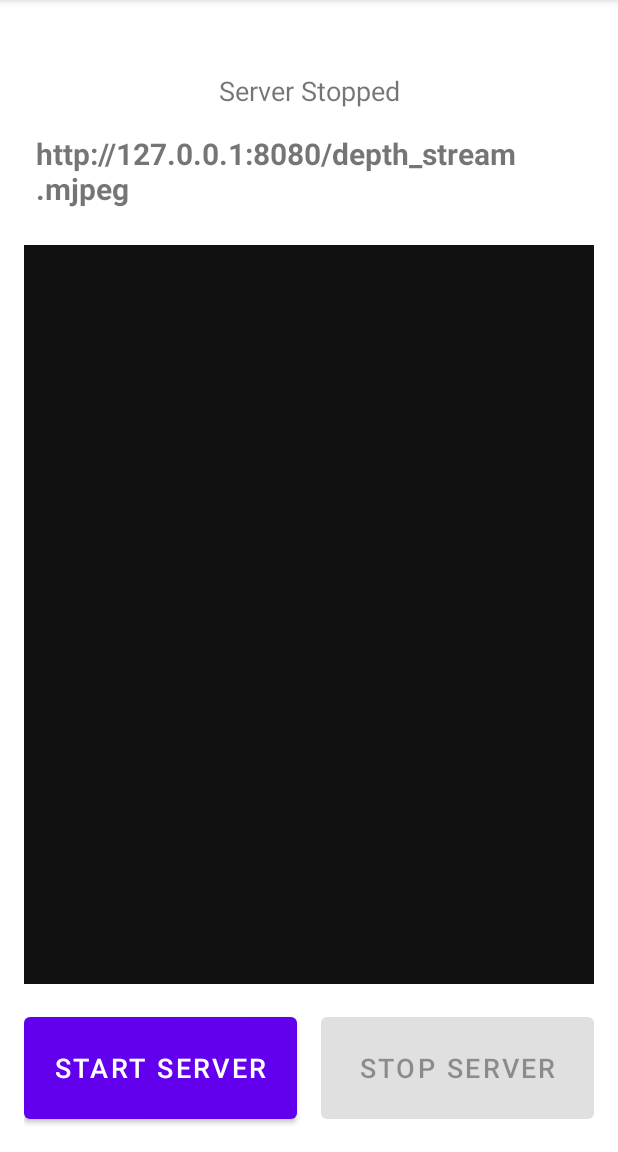
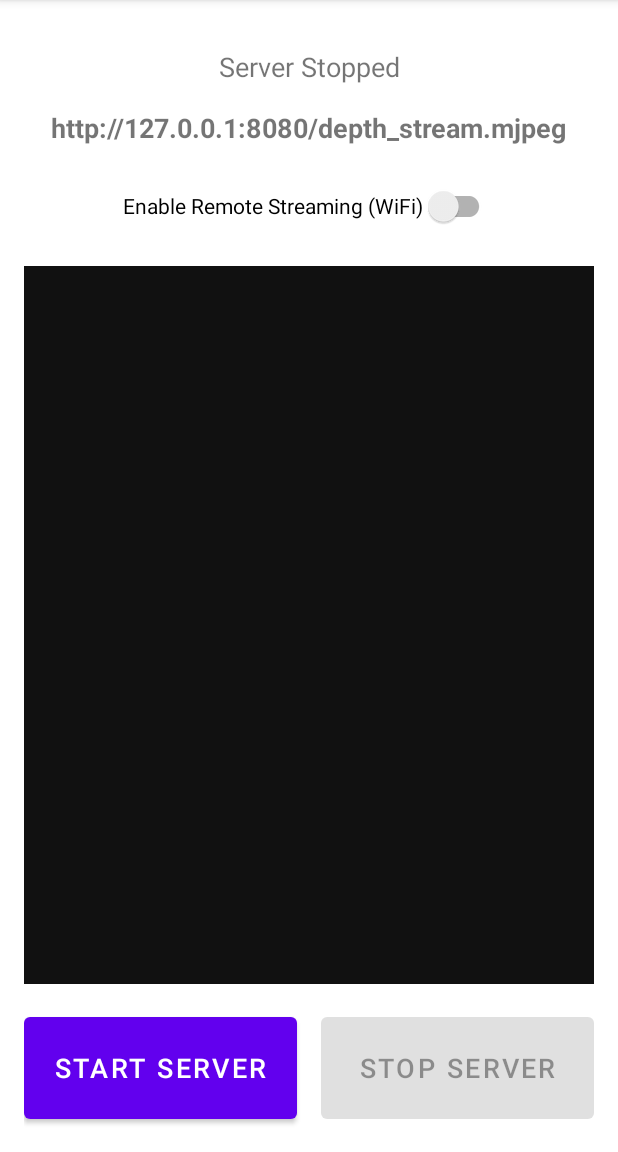
Before and after one commit to pranavlal/vOICe_depth, an Android app: the screen it shows after launch (MainActivity), on a phone screen of 412 x 824 dp, the part 84-1236 px from its top. Run offline under Robolectric (Android 15) with nearby library versions, the light colour scheme and no system bars.

Commit message:
Android App 1.2: Apply normalization fix and add localhost/remote toggle
- Applied NormalizeOp(115.0f, 58.0f) for better depth accuracy.
- Defaulted MJPEG server to localhost-only for privacy.
- Added 'Enable Remote Streaming' toggle for debugging.
- Fixed several truncated source and resource files.

```diff
--- a/android_app/app/src/main/java/com/pranav/voicedepth/DepthEngine.kt
+++ b/android_app/app/src/main/java/com/pranav/voicedepth/DepthEngine.kt
@@ -11,6 +11,7 @@ import org.tensorflow.lite.support.common.FileUtil
 import org.tensorflow.lite.support.image.ImageProcessor
 import org.tensorflow.lite.support.image.TensorImage
 import org.tensorflow.lite.support.image.ops.ResizeOp
+import org.tensorflow.lite.support.image.ops.NormalizeOp
 import java.nio.ByteBuffer
 import java.nio.ByteOrder
 
@@ -37,6 +38,7 @@ class DepthEngine(private val context: Context) {
     // Performance: Cache the stateless image processor
     private val imageProcessor = ImageProcessor.Builder()
         .add(ResizeOp(inputSize, inputSize, ResizeOp.ResizeMethod.BILINEAR))
+        .add(NormalizeOp(115.0f, 58.0f))
         .build()
 
     // EMA Smoothing State
--- a/android_app/app/src/main/java/com/pranav/voicedepth/MjpegServer.kt
+++ b/android_app/app/src/main/java/com/pranav/voicedepth/MjpegServer.kt
@@ -4,7 +4,7 @@ import android.graphics.Bitmap
 import fi.iki.elonen.NanoHTTPD
 import java.io.ByteArrayOutputStream
 
-class MjpegServer(port: Int) : NanoHTTPD("127.0.0.1", port) {
+class MjpegServer(hostname: String?, port: Int) : NanoHTTPD(hostname, port) {
 
     private val frameLock = Object()
     private var currentFrame: ByteArray? = null
--- a/android_app/app/src/main/res/layout/activity_main.xml
+++ b/android_app/app/src/main/res/layout/activity_main.xml
@@ -11,9 +11,9 @@
         android:id="@+id/statusTextView"
         android:layout_width="wrap_content"
         android:layout_height="wrap_content"
-        android:text="@string/server_stopped"
+        android:text="Server Stopped"
         android:textSize="18sp"
-        android:layout_marginTop="32dp"
+        android:layout_marginTop="16dp"
         app:layout_constraintTop_toTopOf="parent"
         app:layout_constraintStart_toStartOf="parent"
         app:layout_constraintEnd_toEndOf="parent" />
@@ -23,7 +23,7 @@
         android:layout_width="wrap_content"
         android:layout_height="wrap_content"
         android:text=""
-        android:textSize="20sp"
+        android:textSize="18sp"
         android:textStyle="bold"
         android:layout_marginTop="8dp"
         android:padding="8dp"
@@ -32,6 +32,17 @@
         android:focusable="true"
         android:contentDescription="MJPEG Server Address"
         app:layout_constraintTop_toBottomOf="@id/statusTextView"
+        app:layout_constraintStart_toStartOf="parent"
+        app:layout_constraintEnd_toEndOf="parent" />
+
+    <androidx.appcompat.widget.SwitchCompat
+        android:id="@+id/remoteSwitch"
+        android:layout_width="wrap_content"
+        android:layout_height="wrap_content"
+        android:text="Enable Remote Streaming (WiFi)"
+        android:layout_marginTop="8dp"
+        android:checked="false"
+        app:layout_constraintTop_toBottomOf="@id/urlTextView"
         app:layout_constraintStart_toStartOf="parent"
         app:layout_constraintEnd_toEndOf="parent" />
 
@@ -47,7 +58,7 @@
         android:focusableInTouchMode="true"
         android:importantForAccessibility="yes"
         android:contentDescription="Real-time depth map view. Shows distance to objects in front of the camera."
-        app:layout_constraintTop_toBottomOf="@id/urlTextView"
+        app:layout_constraintTop_toBottomOf="@id/remoteSwitch"
         app:layout_constraintBottom_toTopOf="@id/buttonContainer"
         app:layout_constraintStart_toStartOf="parent"
         app:layout_constraintEnd_toEndOf="parent" />
@@ -67,7 +78,7 @@
             android:layout_height="80dp"
             android:layout_weight="1"
             android:layout_marginEnd="8dp"
-            android:text="@string/start_server"
+            android:text="Start Server"
             android:textSize="18sp"
             android:contentDescription="Start depth map server" />
 
@@ -77,7 +88,7 @@
             android:layout_height="80dp"
             android:layout_weight="1"
             android:layout_marginStart="8dp"
-            android:text="@string/stop_server"
+            android:text="Stop Server"
             android:textSize="18sp"
             android:enabled="false"
             android:contentDescription="Stop depth map server" />
```
Also changed, not shown: android_app/app/src/main/java/com/pranav/voicedepth/DepthStreamService.kt (+27 -51 lines), android_app/app/src/main/java/com/pranav/voicedepth/MainActivity.kt (+64 -38 lines).
